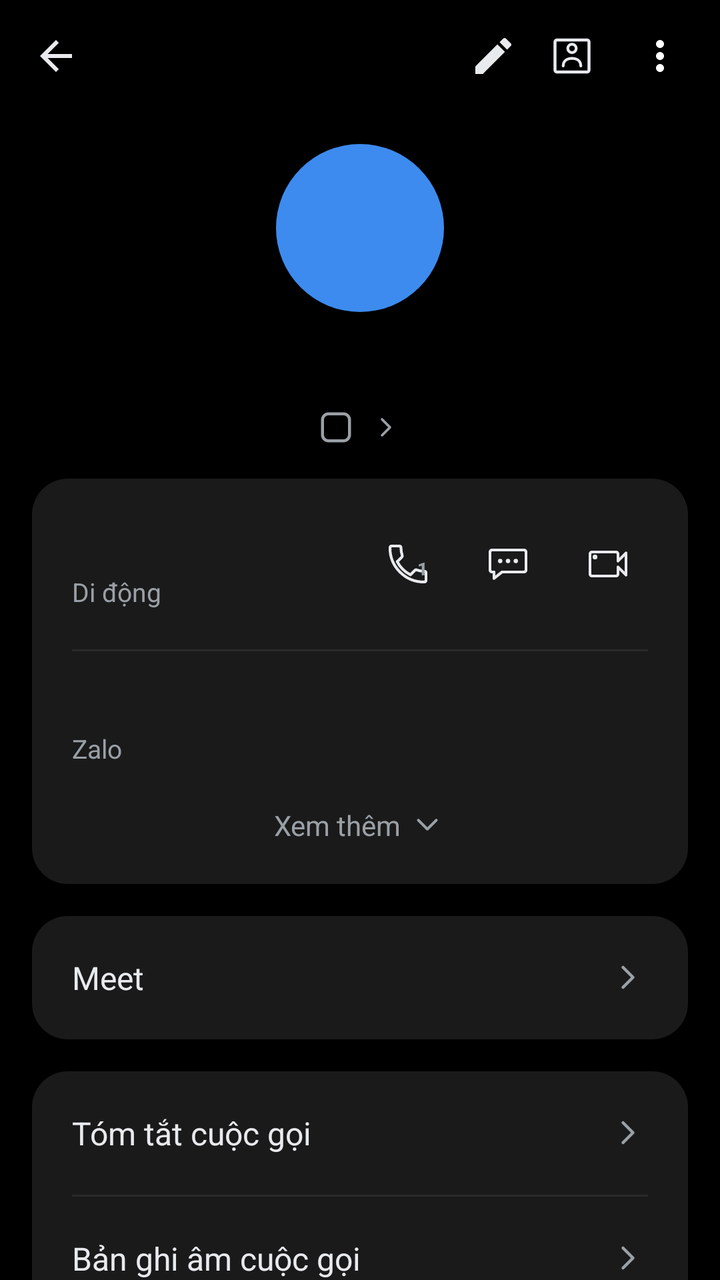
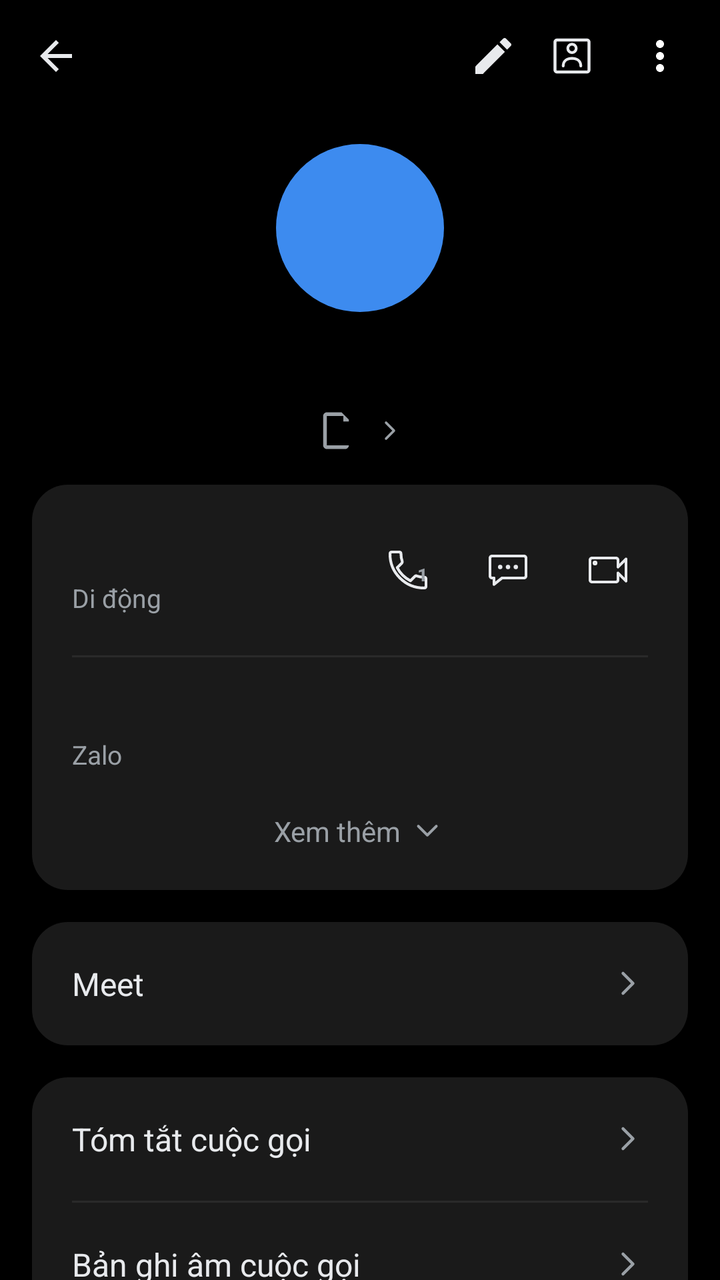

Before-and-after screenshots of an Android layout around one commit, followed by the original layout XML and the change that was made.
<!-- AndroidManifest.xml: application theme Theme.SimpleCall -->
<!-- res/layout/fragment_contact_detail.xml -->
<?xml version="1.0" encoding="utf-8"?>
<LinearLayout xmlns:android="http://schemas.android.com/apk/res/android"
    xmlns:app="http://schemas.android.com/apk/res-auto"
    android:layout_width="match_parent"
    android:layout_height="match_parent"
    android:orientation="vertical"
    android:background="@color/bg">

    
    <LinearLayout
        android:layout_width="match_parent" android:layout_height="56dp"
        android:orientation="horizontal" android:gravity="center_vertical"
        android:paddingStart="4dp" android:paddingEnd="8dp">

        <ImageButton android:id="@+id/btnBack"
            android:layout_width="48dp" android:layout_height="48dp"
            android:background="@android:color/transparent"
            android:src="@drawable/ic_arrow_back"
            android:contentDescription="Quay lại" />

        <Space android:layout_width="0dp" android:layout_height="1dp" android:layout_weight="1" />

        <ImageButton android:id="@+id/btnEdit"
            android:layout_width="35dp" android:layout_height="35dp"
            android:background="@android:color/transparent"
            android:src="@drawable/ic_edit"
            android:contentDescription="Sửa" />

        <ImageButton android:id="@+id/btnContactCard"
            android:layout_width="44dp" android:layout_height="44dp"
            android:background="@android:color/transparent"
            android:src="@drawable/ic_contact_card"
            android:contentDescription="Thẻ liên hệ" />

        <ImageButton android:id="@+id/btnMore"
            android:layout_width="44dp" android:layout_height="44dp"
            android:background="@android:color/transparent"
            android:src="@drawable/ic_more_vert"
            android:contentDescription="Thêm" />
    </LinearLayout>

    <ScrollView
        android:layout_width="match_parent" android:layout_height="0dp"
        android:layout_weight="1"
        android:clipToPadding="false"
        android:paddingBottom="24dp">

        <LinearLayout
            android:layout_width="match_parent" android:layout_height="wrap_content"
            android:orientation="vertical">

            
            <TextView android:id="@+id/tvAvatar"
                android:layout_width="84dp" android:layout_height="84dp"
                android:layout_gravity="center_horizontal"
                android:layout_marginTop="16dp"
                android:background="@drawable/bg_avatar_circle"
                android:gravity="center"
                android:textSize="58sp" android:textColor="@color/white"
                android:fontFamily="sans-serif-medium" />

            
            <TextView android:id="@+id/tvTitle"
                android:layout_width="wrap_content" android:layout_height="wrap_content"
                android:layout_gravity="center_horizontal"
                android:layout_marginTop="16dp"
                android:layout_marginStart="32dp" android:layout_marginEnd="32dp"
                android:gravity="center"
                android:textSize="27sp"
                android:textColor="@color/text_primary"
                android:fontFamily="sans-serif" />

            
            <LinearLayout android:id="@+id/rowSimDefault"
                android:layout_width="wrap_content" android:layout_height="wrap_content"
                android:layout_gravity="center_horizontal"
                android:layout_marginTop="-4dp"
                android:orientation="horizontal" android:gravity="center_vertical"
                android:clickable="true" android:focusable="true">

                <FrameLayout
                    android:layout_width="18dp" android:layout_height="18dp">

                    <ImageView
                        android:layout_width="18dp" android:layout_height="18dp"
                        android:src="@drawable/ic_sim_card"
                        app:tint="@color/text_secondary" />

                    <TextView android:id="@+id/tvSimBadge"
                        android:layout_width="18dp" android:layout_height="18dp"
                        android:gravity="center"
                        android:paddingTop="0dp"
                        android:textSize="8sp" android:textColor="@color/text_secondary" />
                </FrameLayout>

                <TextView android:id="@+id/tvSubtitle"
                    android:layout_width="wrap_content" android:layout_height="wrap_content"
                    android:layout_marginStart="6dp"
                    android:textSize="14sp" android:textColor="@color/text_secondary" />

                <ImageView
                    android:layout_width="16dp" android:layout_height="16dp"
                    android:layout_marginStart="2dp"
                    android:src="@drawable/ic_chevron_right" />
            </LinearLayout>

            
            <LinearLayout
                android:layout_width="match_parent" android:layout_height="wrap_content"
                android:layout_margin="16dp"
                android:orientation="vertical"
                android:background="@drawable/bg_card_rounded"
                android:padding="20dp">

                <LinearLayout
                    android:layout_width="match_parent" android:layout_height="wrap_content"
                    android:orientation="horizontal" android:gravity="center_vertical">

                    <LinearLayout
                        android:layout_width="0dp" android:layout_height="wrap_content"
                        android:layout_weight="1" android:orientation="vertical">

                        <TextView android:id="@+id/tvNumber"
                            android:layout_width="wrap_content" android:layout_height="wrap_content"
                            android:textSize="19sp" android:textColor="@color/text_primary" />

                        <TextView android:id="@+id/tvNumberType"
                            android:layout_width="wrap_content" android:layout_height="wrap_content"
                            android:layout_marginTop="2dp"
                            android:text="@string/number_type_mobile"
                            android:textSize="13sp" android:textColor="@color/text_secondary" />
                    </LinearLayout>

                    
                    <FrameLayout
                        android:layout_width="40dp"
                        android:layout_height="40dp">
                        <ImageButton android:id="@+id/btnCallRow"
                            android:layout_width="match_parent"
                            android:layout_height="match_parent"
                            android:background="@android:color/transparent"
                            android:src="@drawable/ic_call_outline"
                            android:contentDescription="@string/call" />
                        
                        <TextView
                            android:id="@+id/tvCallSimNum"
                            android:layout_width="wrap_content"
                            android:layout_height="wrap_content"
                            android:layout_gravity="top|end"
                            android:layout_marginTop="16dp"
                            android:layout_marginEnd="10dp"
                            android:text="1"
                            android:textSize="9sp"
                            android:textStyle="bold"
                            android:textColor="@color/text_secondary"
                            android:fontFamily="sans-serif-medium" />
                    </FrameLayout>

                    <ImageButton android:id="@+id/btnMessageRow"
                        android:layout_width="40dp" android:layout_height="40dp"
                        android:layout_marginStart="10dp"
                        android:background="@android:color/transparent"
                        android:src="@drawable/ic_message_outline"
                        android:contentDescription="Nhắn tin" />

                    <ImageButton android:id="@+id/btnVideoRow"
                        android:layout_width="40dp" android:layout_height="40dp"
                        android:layout_marginStart="10dp"
                        android:background="@android:color/transparent"
                        android:src="@drawable/ic_video_call_outline"
                        android:contentDescription="Video call" />
                </LinearLayout>

                <View
                    android:layout_width="match_parent" android:layout_height="1dp"
                    android:layout_marginTop="20dp" android:layout_marginBottom="16dp"
                    android:background="@color/divider" />

                <LinearLayout android:id="@+id/rowZalo"
                    android:layout_width="match_parent" android:layout_height="wrap_content"
                    android:orientation="vertical"
                    android:clickable="true" android:focusable="true">

                    <TextView android:id="@+id/tvZalo"
                        android:layout_width="wrap_content" android:layout_height="wrap_content"
                        android:textSize="16sp" android:textColor="@color/text_primary" />

                    <TextView
                        android:layout_width="wrap_content" android:layout_height="wrap_content"
                        android:layout_marginTop="2dp"
                        android:text="Zalo"
                        android:textSize="13sp" android:textColor="@color/text_secondary" />
                </LinearLayout>

                <LinearLayout android:id="@+id/rowSeeMore"
                    android:layout_width="match_parent" android:layout_height="wrap_content"
                    android:layout_marginTop="20dp"
                    android:orientation="horizontal" android:gravity="center"
                    android:clickable="true" android:focusable="true">

                    <TextView
                        android:layout_width="wrap_content" android:layout_height="wrap_content"
                        android:text="Xem thêm"
                        android:textSize="14sp" android:textColor="@color/text_secondary" />

                    <ImageView
                        android:layout_width="18dp" android:layout_height="18dp"
                        android:layout_marginStart="4dp"
                        android:src="@drawable/ic_chevron_down" />
                </LinearLayout>
            </LinearLayout>

            
            <LinearLayout android:id="@+id/rowMeet"
                android:layout_width="match_parent" android:layout_height="wrap_content"
                android:layout_marginStart="16dp" android:layout_marginEnd="16dp"
                android:orientation="horizontal" android:gravity="center_vertical"
                android:background="@drawable/bg_card_rounded"
                android:padding="20dp"
                android:clickable="true" android:focusable="true">

                <TextView
                    android:layout_width="0dp" android:layout_height="wrap_content"
                    android:layout_weight="1"
                    android:text="Meet"
                    android:textSize="16sp" android:textColor="@color/text_primary" />

                <ImageView
                    android:layout_width="20dp" android:layout_height="20dp"
                    android:src="@drawable/ic_chevron_right" />
            </LinearLayout>

            
            <LinearLayout
                android:layout_width="match_parent" android:layout_height="wrap_content"
                android:layout_margin="16dp"
                android:orientation="vertical"
                android:background="@drawable/bg_card_rounded">

                <LinearLayout android:id="@+id/rowCallSummary"
                    android:layout_width="match_parent" android:layout_height="wrap_content"
                    android:orientation="horizontal" android:gravity="center_vertical"
                    android:padding="20dp"
                    android:clickable="true" android:focusable="true">

                    <TextView
                        android:layout_width="0dp" android:layout_height="wrap_content"
                        android:layout_weight="1"
                        android:text="Tóm tắt cuộc gọi"
                        android:textSize="16sp" android:textColor="@color/text_primary" />

                    <ImageView
                        android:layout_width="20dp" android:layout_height="20dp"
                        android:src="@drawable/ic_chevron_right" />
                </LinearLayout>

                <View
                    android:layout_width="match_parent" android:layout_height="1dp"
                    android:layout_marginStart="20dp" android:layout_marginEnd="20dp"
                    android:background="@color/divider" />

                <LinearLayout android:id="@+id/rowCallRecording"
                    android:layout_width="match_parent" android:layout_height="wrap_content"
                    android:orientation="horizontal" android:gravity="center_vertical"
                    android:padding="20dp"
                    android:clickable="true" android:focusable="true">

                    <TextView
                        android:layout_width="0dp" android:layout_height="wrap_content"
                        android:layout_weight="1"
                        android:text="Bản ghi âm cuộc gọi"
                        android:textSize="16sp" android:textColor="@color/text_primary" />

                    <ImageView
                        android:layout_width="20dp" android:layout_height="20dp"
                        android:src="@drawable/ic_chevron_right" />
                </LinearLayout>
            </LinearLayout>

            
            <LinearLayout
                android:layout_width="match_parent" android:layout_height="wrap_content"
                android:layout_marginStart="20dp" android:layout_marginEnd="12dp"
                android:layout_marginTop="8dp"
                android:orientation="horizontal" android:gravity="center_vertical">

                <TextView
                    android:layout_width="0dp" android:layout_height="wrap_content"
                    android:layout_weight="1"
                    android:text="Nhật ký cuộc gọi"
                    android:textSize="15sp" android:textColor="@color/text_secondary" />

                <TextView android:id="@+id/btnClearLog"
                    android:layout_width="wrap_content" android:layout_height="wrap_content"
                    android:text="Xóa"
                    android:textSize="15sp" android:textColor="@color/accent_blue"
                    android:padding="8dp"
                    android:clickable="true" android:focusable="true" />
            </LinearLayout>

            
            <LinearLayout android:id="@+id/llHistoryEntries"
                android:layout_width="match_parent" android:layout_height="wrap_content"
                android:layout_margin="16dp"
                android:orientation="vertical"
                android:background="@drawable/bg_card_rounded" />

        </LinearLayout>
    </ScrollView>
</LinearLayout>
<!-- resources referenced by this layout -->
<resources>
  <color name="accent_blue">#1A73E8</color>
  <color name="bg">#000000</color>
  <color name="divider">#2A2A2A</color>
  <color name="text_primary">#E8EAED</color>
  <color name="text_secondary">#9AA0A6</color>
  <color name="white">#FFFFFF</color>
  <!-- drawable bg_avatar_circle (drawable) -->
  <?xml version="1.0" encoding="utf-8"?>
  <shape xmlns:android="http://schemas.android.com/apk/res/android"
      android:shape="oval">
      <solid android:color="@color/avatar_purple" />
  </shape>
  <!-- drawable bg_card_rounded (drawable) -->
  <?xml version="1.0" encoding="utf-8"?>
  <shape xmlns:android="http://schemas.android.com/apk/res/android"
      android:shape="rectangle">
      <solid android:color="@color/detail_card_bg" />
      <corners android:radius="18dp" />
  </shape>
  <!-- drawable ic_arrow_back (drawable) -->
  <?xml version="1.0" encoding="utf-8"?>
  <vector xmlns:android="http://schemas.android.com/apk/res/android"
      android:width="24dp" android:height="24dp"
      android:viewportWidth="24" android:viewportHeight="24">
      
      <path android:fillColor="@color/text_primary"
          android:pathData="M20,11H7.83l5.59-5.59L12,4l-8,8 8,8 1.41-1.41L7.83,13H20v-2z"/>
  </vector>
  <!-- drawable ic_chevron_down (drawable) -->
  <?xml version="1.0" encoding="utf-8"?>
  <vector xmlns:android="http://schemas.android.com/apk/res/android"
      android:width="24dp" android:height="24dp"
      android:viewportWidth="24" android:viewportHeight="24">
      <path android:fillColor="#00000000"
          android:strokeColor="@color/text_secondary"
          android:strokeWidth="1.8"
          android:strokeLineCap="round"
          android:strokeLineJoin="round"
          android:pathData="M6,9 L12,15 L18,9"/>
  </vector>
  <!-- drawable ic_edit (drawable) -->
  <?xml version="1.0" encoding="utf-8"?>
  <vector xmlns:android="http://schemas.android.com/apk/res/android"
      android:width="24dp" android:height="24dp"
      android:viewportWidth="24" android:viewportHeight="24">
      <path android:fillColor="@color/text_primary"
          android:pathData="M3,17.25V21h3.75L17.81,9.94l-3.75,-3.75L3,17.25zM20.71,7.04c0.39,-0.39 0.39,-1.02 0,-1.41l-2.34,-2.34c-0.39,-0.39 -1.02,-0.39 -1.41,0l-1.83,1.83 3.75,3.75 1.83,-1.83z"/>
  </vector>
  <!-- drawable ic_more_vert (drawable) -->
  <?xml version="1.0" encoding="utf-8"?>
  <vector xmlns:android="http://schemas.android.com/apk/res/android"
      android:width="24dp" android:height="24dp"
      android:viewportWidth="24" android:viewportHeight="24">
      <path android:fillColor="#FFFFFF"
          android:pathData="M12,8c1.1,0 2,-0.9 2,-2s-0.9,-2 -2,-2 -2,0.9 -2,2 0.9,2 2,2zM12,10c-1.1,0 -2,0.9 -2,2s0.9,2 2,2 2,-0.9 2,-2 -0.9,-2 -2,-2zM12,16c-1.1,0 -2,0.9 -2,2s0.9,2 2,2 2,-0.9 2,-2 -0.9,-2 -2,-2z"/>
  </vector>
  <!-- drawable ic_sim_card (drawable) -->
  <?xml version="1.0" encoding="utf-8"?>
  <vector xmlns:android="http://schemas.android.com/apk/res/android"
      android:width="24dp" android:height="24dp"
      android:viewportWidth="24" android:viewportHeight="24">
      <path
          android:strokeColor="#FFFFFF"
          android:strokeWidth="2"
          android:fillColor="#00000000"
          android:pathData="M7,3 L17,3 A4,4 0 0,1 21,7 L21,17 A4,4 0 0,1 17,21 L7,21 A4,4 0 0,1 3,17 L3,7 A4,4 0 0,1 7,3 Z" />
  </vector>
  <string name="call">Gọi</string>
  <string name="number_type_mobile">Di động</string>
  <color name="avatar_purple">#3D8BEF</color>
  <color name="detail_card_bg">#1A1A1A</color>
  <color name="primary">#1E8E3E</color>
  <color name="primary_dark">#137333</color>
  <!-- unchanged entries left out for length: 6 -->
</resources>

<!-- the commit's change to res/layout/fragment_contact_detail.xml (unified diff, before → after) -->
@@ -79,18 +79,18 @@
                 android:clickable="true" android:focusable="true">
 
                 <FrameLayout
-                    android:layout_width="18dp" android:layout_height="18dp">
+                    android:layout_width="22dp" android:layout_height="22dp">
 
                     <ImageView
-                        android:layout_width="18dp" android:layout_height="18dp"
+                        android:layout_width="22dp" android:layout_height="22dp"
                         android:src="@drawable/ic_sim_card"
                         app:tint="@color/text_secondary" />
 
                     <TextView android:id="@+id/tvSimBadge"
-                        android:layout_width="18dp" android:layout_height="18dp"
+                        android:layout_width="22dp" android:layout_height="22dp"
                         android:gravity="center"
                         android:paddingTop="0dp"
-                        android:textSize="8sp" android:textColor="@color/text_secondary" />
+                        android:textSize="9sp" android:textColor="@color/text_secondary" />
                 </FrameLayout>
 
                 <TextView android:id="@+id/tvSubtitle"
<!-- resource entries referenced after the edit -->
@@ -61,11 +61,8 @@
   <vector xmlns:android="http://schemas.android.com/apk/res/android"
       android:width="24dp" android:height="24dp"
       android:viewportWidth="24" android:viewportHeight="24">
-      <path
-          android:strokeColor="#FFFFFF"
-          android:strokeWidth="2"
-          android:fillColor="#00000000"
-          android:pathData="M7,3 L17,3 A4,4 0 0,1 21,7 L21,17 A4,4 0 0,1 17,21 L7,21 A4,4 0 0,1 3,17 L3,7 A4,4 0 0,1 7,3 Z" />
+      <path android:fillColor="#FFFFFF"
+          android:pathData="M17,2H7C5.9,2 5,2.9 5,4v16c0,1.1 0.9,2 2,2h10c1.1,0 2,-0.9 2,-2V6l-4,-4zM17,20H7V4h9v3h3v13z"/>
   </vector>
   <string name="call">Gọi</string>
   <string name="number_type_mobile">Di động</string>
